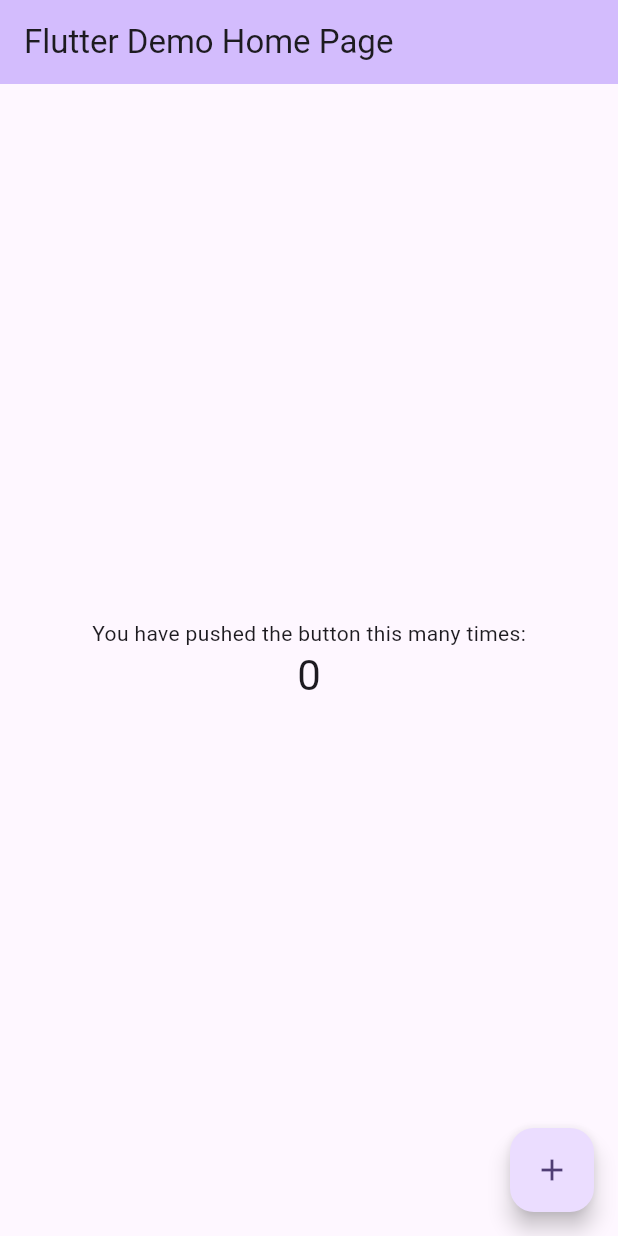
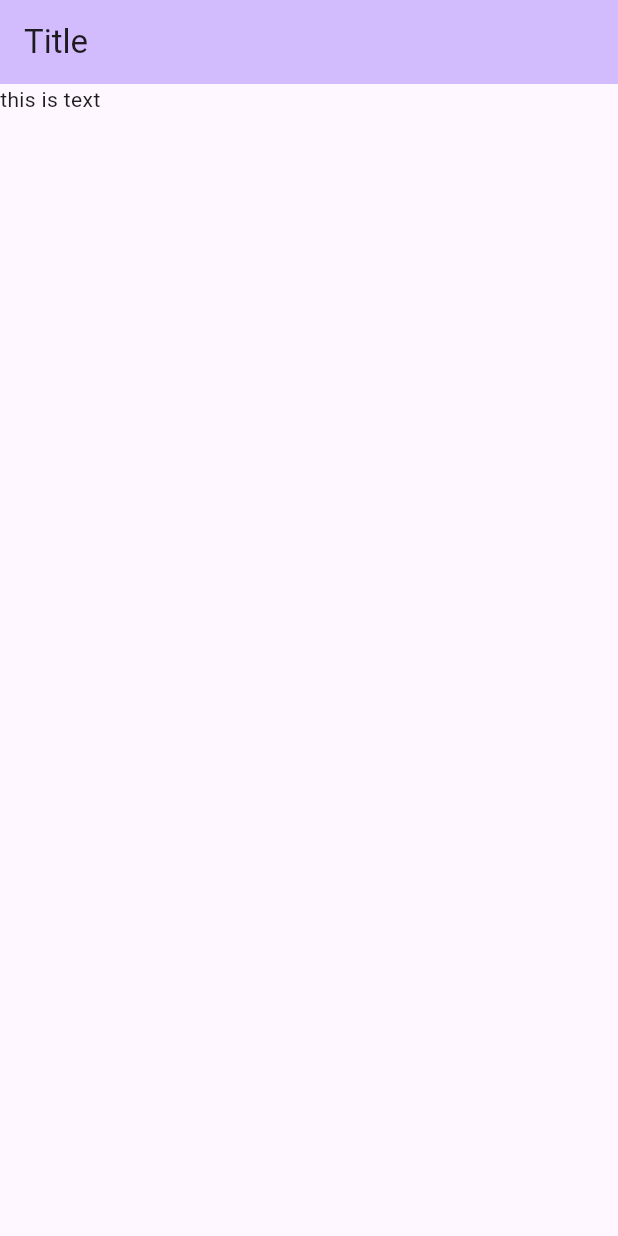
Before and after one commit to nithinbaretto/Yuvamitra, a Flutter app: the screen it shows after launch, on a phone screen of 412 x 824 dp. Run offline on Flutter 3.47's test engine with Material 2 defaults, Android fonts, the phone set to English and light mode, and no system bars.

```diff
--- a/lib/main.dart
+++ b/lib/main.dart
@@ -13,113 +13,30 @@ class MyApp extends StatelessWidget {
     return MaterialApp(
       title: 'Flutter Demo',
       theme: ThemeData(
-        // This is the theme of your application.
-        //
-        // TRY THIS: Try running your application with "flutter run". You'll see
-        // the application has a blue toolbar. Then, without quitting the app,
-        // try changing the seedColor in the colorScheme below to Colors.green
-        // and then invoke "hot reload" (save your changes or press the "hot
-        // reload" button in a Flutter-supported IDE, or press "r" if you used
-        // the command line to start the app).
-        //
-        // Notice that the counter didn't reset back to zero; the application
-        // state is not lost during the reload. To reset the state, use hot
-        // restart instead.
-        //
-        // This works for code too, not just values: Most code changes can be
-        // tested with just a hot reload.
         colorScheme: ColorScheme.fromSeed(seedColor: Colors.deepPurple),
         useMaterial3: true,
       ),
-      home: const MyHomePage(title: 'Flutter Demo Home Page'),
+      home: const MyHomePage(),
     );
   }
 }
 
 class MyHomePage extends StatefulWidget {
-  const MyHomePage({super.key, required this.title});
-
-  // This widget is the home page of your application. It is stateful, meaning
-  // that it has a State object (defined below) that contains fields that affect
-  // how it looks.
-
-  // This class is the configuration for the state. It holds the values (in this
-  // case the title) provided by the parent (in this case the App widget) and
-  // used by the build method of the State. Fields in a Widget subclass are
-  // always marked "final".
-
-  final String title;
+  const MyHomePage({super.key});
 
   @override
   State<MyHomePage> createState() => _MyHomePageState();
 }
 
 class _MyHomePageState extends State<MyHomePage> {
-  int _counter = 0;
-
-  void _incrementCounter() {
-    setState(() {
-      // This call to setState tells the Flutter framework that something has
-      // changed in this State, which causes it to rerun the build method below
-      // so that the display can reflect the updated values. If we changed
-      // _counter without calling setState(), then the build method would not be
-      // called again, and so nothing would appear to happen.
-      _counter++;
-    });
-  }
-
   @override
   Widget build(BuildContext context) {
-    // This method is rerun every time setState is called, for instance as done
-    // by the _incrementCounter method above.
-    //
-    // The Flutter framework has been optimized to make rerunning build methods
-    // fast, so that you can just rebuild anything that needs updating rather
-    // than having to individually change instances of widgets.
     return Scaffold(
       appBar: AppBar(
-        // TRY THIS: Try changing the color here to a specific color (to
-        // Colors.amber, perhaps?) and trigger a hot reload to see the AppBar
-        // change color while the other colors stay the same.
         backgroundColor: Theme.of(context).colorScheme.inversePrimary,
-        // Here we take the value from the MyHomePage object that was created by
-        // the App.build method, and use it to set our appbar title.
-        title: Text(widget.title),
+        title: const Text("Title"),
       ),
-      body: Center(
-        // Center is a layout widget. It takes a single child and positions it
-        // in the middle of the parent.
-        child: Column(
-          // Column is also a layout widget. It takes a list of children and
-          // arranges them vertically. By default, it sizes itself to fit its
-          // children horizontally, and tries to be as tall as its parent.
-          //
-          // Column has various properties to control how it sizes itself and
-          // how it positions its children. Here we use mainAxisAlignment to
-          // center the children vertically; the main axis here is the vertical
-          // axis because Columns are vertical (the cross axis would be
-          // horizontal).
-          //
-          // TRY THIS: Invoke "debug painting" (choose the "Toggle Debug Paint"
-          // action in the IDE, or press "p" in the console), to see the
-          // wireframe for each widget.
-          mainAxisAlignment: MainAxisAlignment.center,
-          children: <Widget>[
-            const Text(
-              'You have pushed the button this many times:',
-            ),
-            Text(
-              '$_counter',
-              style: Theme.of(context).textTheme.headlineMedium,
-            ),
-          ],
-        ),
-      ),
-      floatingActionButton: FloatingActionButton(
-        onPressed: _incrementCounter,
-        tooltip: 'Increment',
-        child: const Icon(Icons.add),
-      ), // This trailing comma makes auto-formatting nicer for build methods.
+      body: const Text('this is text'),
     );
   }
 }
```
